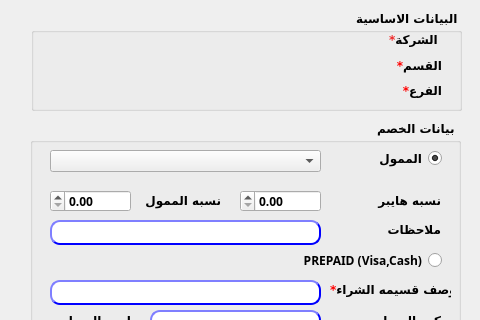
First picture: the form in presentation/voucher_ui/createVoucher.ui, repository shymaa123456/HyperPOS2020, before the edit; both pictures show x 620 to 1100 and y 0 to 320 of the 1100 by 717 pixel window.
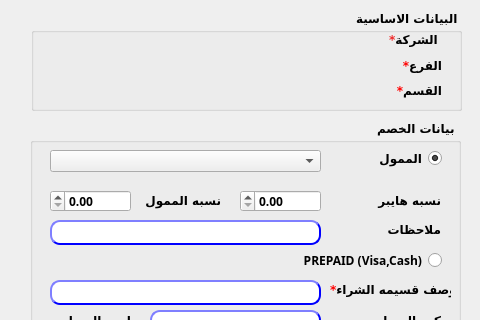
Second picture: the form after the edit.

The edit to the form file:
```diff
--- a/presentation/voucher_ui/createVoucher.ui
+++ b/presentation/voucher_ui/createVoucher.ui
@@ -148,7 +148,7 @@
       </widget>
      </item>
      <item>
-      <widget class="QLabel" name="desc_8">
+      <widget class="QLabel" name="desc_7">
        <property name="font">
         <font>
          <family>29LT Bukra Regular</family>
@@ -160,12 +160,12 @@
         <enum>Qt::RightToLeft</enum>
        </property>
        <property name="text">
-        <string>&lt;html&gt;&lt;head/&gt;&lt;body&gt;&lt;p align=&quot;right&quot;&gt;&lt;span style=&quot; color:#ff0000;&quot;&gt;*&lt;/span&gt;القسم&lt;/p&gt;&lt;/body&gt;&lt;/html&gt;</string>
+        <string>&lt;html&gt;&lt;head/&gt;&lt;body&gt;&lt;p align=&quot;right&quot;&gt;&lt;span style=&quot; color:#ff0000;&quot;&gt;*&lt;/span&gt;الفرع&lt;/p&gt;&lt;/body&gt;&lt;/html&gt;</string>
        </property>
       </widget>
      </item>
      <item>
-      <widget class="QLabel" name="desc_7">
+      <widget class="QLabel" name="desc_8">
        <property name="font">
         <font>
          <family>29LT Bukra Regular</family>
@@ -177,7 +177,7 @@
         <enum>Qt::RightToLeft</enum>
        </property>
        <property name="text">
-        <string>&lt;html&gt;&lt;head/&gt;&lt;body&gt;&lt;p align=&quot;right&quot;&gt;&lt;span style=&quot; color:#ff0000;&quot;&gt;*&lt;/span&gt;الفرع&lt;/p&gt;&lt;/body&gt;&lt;/html&gt;</string>
+        <string>&lt;html&gt;&lt;head/&gt;&lt;body&gt;&lt;p align=&quot;right&quot;&gt;&lt;span style=&quot; color:#ff0000;&quot;&gt;*&lt;/span&gt;القسم&lt;/p&gt;&lt;/body&gt;&lt;/html&gt;</string>
        </property>
       </widget>
      </item>
```
